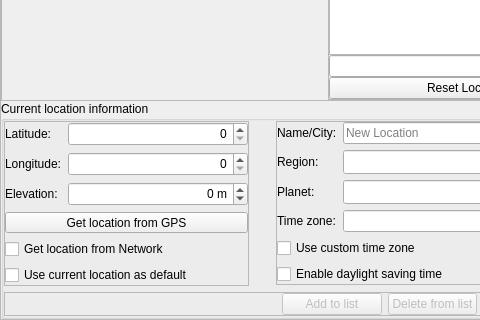
Qt form src/gui/locationDialogGui.ui (Stellarium/stellarium) before a commit; both pictures show x 0 to 480 and y 222 to 542 of the 630 by 542 pixel window.
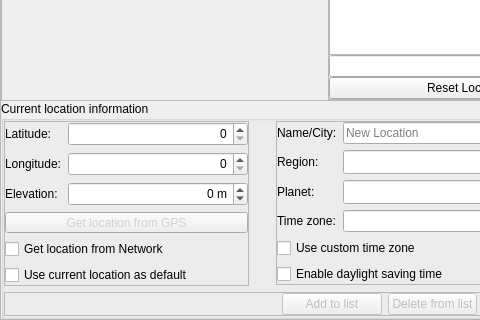
The same form after that commit. Custom widgets are drawn as their Qt base class.

Commit message: gps button text color

The edit to the form file:
```diff
--- a/src/gui/locationDialogGui.ui
+++ b/src/gui/locationDialogGui.ui
@@ -623,6 +623,43 @@
                 <verstretch>0</verstretch>
                </sizepolicy>
               </property>
+              <property name="palette">
+               <palette>
+                <active>
+                 <colorrole role="ButtonText">
+                  <brush brushstyle="SolidPattern">
+                   <color alpha="255">
+                    <red>0</red>
+                    <green>0</green>
+                    <blue>0</blue>
+                   </color>
+                  </brush>
+                 </colorrole>
+                </active>
+                <inactive>
+                 <colorrole role="ButtonText">
+                  <brush brushstyle="SolidPattern">
+                   <color alpha="255">
+                    <red>208</red>
+                    <green>208</green>
+                    <blue>208</blue>
+                   </color>
+                  </brush>
+                 </colorrole>
+                </inactive>
+                <disabled>
+                 <colorrole role="ButtonText">
+                  <brush brushstyle="SolidPattern">
+                   <color alpha="96">
+                    <red>164</red>
+                    <green>166</green>
+                    <blue>168</blue>
+                   </color>
+                  </brush>
+                 </colorrole>
+                </disabled>
+               </palette>
+              </property>
               <property name="text">
                <string>Get location from GPS</string>
               </property>
```
Left out of the diff: 4 changed lines with no effect on the pictures. The commit also changes 1 other file.
